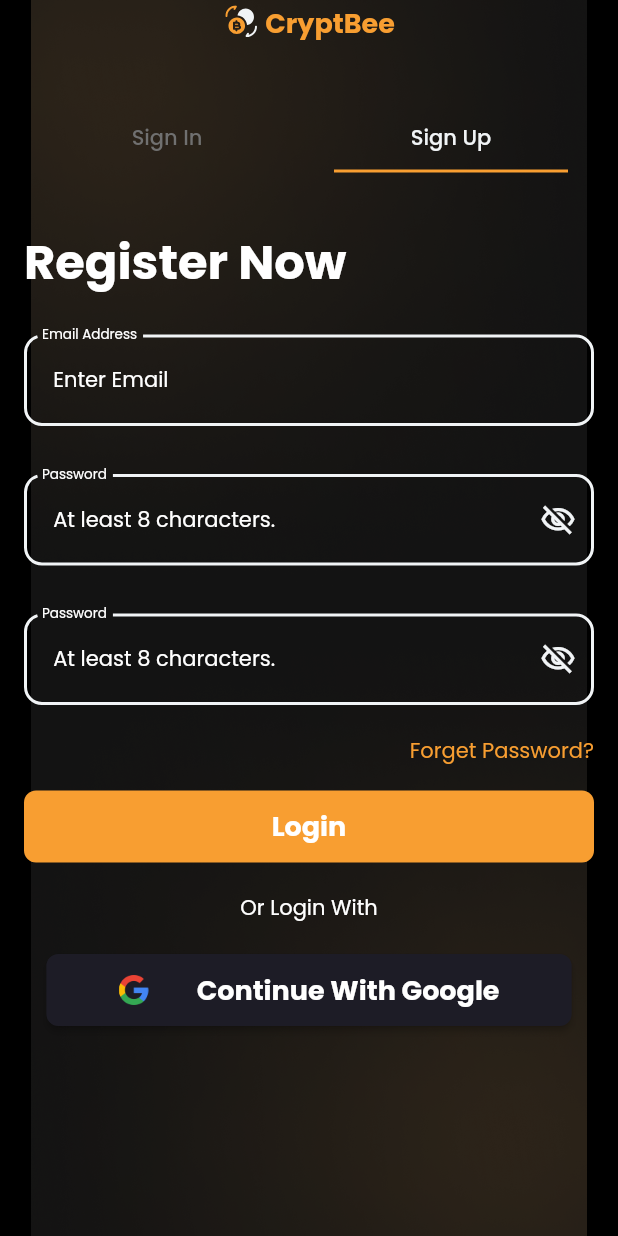
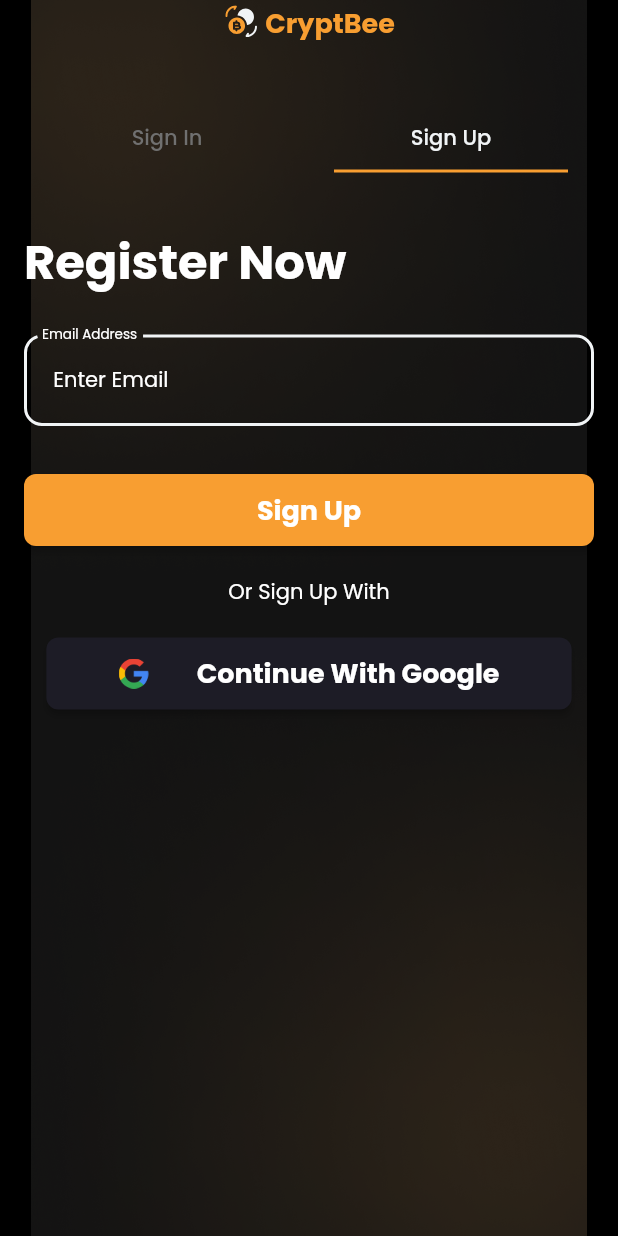
Before and after one commit to vaidic-dodwani/CryptbeeApp, a Flutter app: the SignInPage screen opened by its route, after a tap on "Sign Up", on a phone screen of 412 x 824 dp. Run offline on Flutter 3.47's test engine with Material 2 defaults, Android fonts, the phone set to English and light mode, and no system bars; our stand-ins replace flutter_riverpod, flutter_svg, go_router.

Commit message:
Added Validations For Sign Up Page

```diff
--- a/lib/Screens/SignInPage.dart
+++ b/lib/Screens/SignInPage.dart
@@ -1,6 +1,3 @@
-import 'dart:developer';
-import 'dart:isolate';
-
 import 'package:cryptbee/Utilities/Riverpod/riverpod_variables.dart';
 import 'package:cryptbee/Utilities/SignInUpTabs.dart';
 import 'package:cryptbee/Utilities/forgetPasswordButton.dart';
@@ -73,11 +70,9 @@
                 const ForgetPasswordButton(),
                 const SizedBox(height: 16),
                 logInButton(
+                  text: "Login",
                   loaderProvider: signInButtonLoaderProvider,
                   function: () async {
-                    log("emailError msg =\"$emailErrorMsg\"");
-                    log("passError msg =\"$passErrorMsg\"");
-
                     if (emailErrorMsg == " " && passErrorMsg == " ") {
                       signInButtonLoaderNotifier.toggle();
                       Future.delayed(const Duration(milliseconds: 500), () {
--- a/lib/Screens/SignUpPage.dart
+++ b/lib/Screens/SignUpPage.dart
@@ -1,36 +1,36 @@
+import 'package:cryptbee/Utilities/Riverpod/riverpod_variables.dart';
+import 'package:cryptbee/Utilities/formErrors.dart';
 import 'package:cryptbee/Utilities/passwordTextArea.dart';
 import 'package:cryptbee/Utilities/emailTextArea.dart';
 import 'package:flutter/material.dart';
+import 'package:flutter_riverpod/flutter_riverpod.dart';
 import '../Utilities/SignInUpTabs.dart';
 import '../Utilities/authHeading.dart';
-import '../Utilities/forgetPasswordButton.dart';
 import '../Utilities/logInButton.dart';
 import '../Utilities/logoWithName.dart';
 import '../Utilities/oAuthButton.dart';
 
-class SignUpPage extends StatefulWidget {
+class SignUpPage extends ConsumerStatefulWidget {
   const SignUpPage({super.key});
 
   @override
-  State<SignUpPage> createState() => _SignUpPageState();
+  ConsumerState<ConsumerStatefulWidget> createState() => _SignUpPageState();
 }
 
-class _SignUpPageState extends State<SignUpPage> {
+class _SignUpPageState extends ConsumerState<SignUpPage> {
   EmailTextArea emailField = EmailTextArea(
     labelText: "Email Address",
     hintText: "  Enter Email",
+    emailErrorNotifier: signUpEmailErrorNotifer,
   );
-  PasswordTextArea passwordField = PasswordTextArea(
-    labelText: "Password",
-    hintText: "  At least 8 characters.",
-  );
-  PasswordTextArea confirmPasswordField = PasswordTextArea(
-    labelText: "Password",
-    hintText: "  At least 8 characters.",
+  ErrorLines emailError = ErrorLines(
+    errorProvider: signUpEmailErrorProvider,
   );
   @override
   Widget build(BuildContext context) {
     final size = MediaQuery.of(context).size;
+    final emailErrorMsg = ref.watch(signUpEmailErrorProvider);
+
     return SafeArea(
       child: Scaffold(
         backgroundColor: Colors.black,
@@ -52,16 +52,23 @@
                 authHeading("Register Now"),
                 const SizedBox(height: 24),
                 emailField,
-                const SizedBox(height: 32),
-                passwordField,
-                const SizedBox(height: 32),
-                confirmPasswordField,
+                const SizedBox(height: 4),
+                emailError,
+                const SizedBox(height: 12),
+                logInButton(
+                  text: "Sign Up",
+                  loaderProvider: signUpEmailButtonLoaderProvider,
+                  function: () async {
+                    if (emailErrorMsg == " ") {
+                      signUpEmailButtonLoaderNotifier.toggle();
+                      Future.delayed(const Duration(milliseconds: 500), () {
+                        signUpEmailButtonLoaderNotifier.toggle();
+                      });
+                    }
+                  },
+                ),
                 const SizedBox(height: 20),
-                const ForgetPasswordButton(),
-                const SizedBox(height: 16),
-                logInButton(),
-                const SizedBox(height: 20),
-                authCenterText("Or Login With"),
+                authCenterText("Or Sign Up With"),
                 const SizedBox(height: 20),
                 const OAuthButton(),
               ],
--- a/lib/Utilities/Riverpod/riverpod_variables.dart
+++ b/lib/Utilities/Riverpod/riverpod_variables.dart
@@ -1,6 +1,7 @@
 import 'package:cryptbee/Utilities/Riverpod/riverpod_classes.dart';
 import 'package:flutter_riverpod/flutter_riverpod.dart';
 
+//  SIGN IN PAGE
 final signInEmailErrorNotifer = EmailErrorNotifier();
 
 final signInEmailErrorProvider =
@@ -19,3 +20,18 @@
     StateNotifierProvider<buttonLoaderNotifier, bool>((ref) {
   return signInButtonLoaderNotifier;
 });
+
+// SIGN UP
+
+final signUpEmailErrorNotifer = EmailErrorNotifier();
+
+final signUpEmailErrorProvider =
+    StateNotifierProvider<EmailErrorNotifier, String>(
+        (ref) => signUpEmailErrorNotifer);
+
+final signUpEmailButtonLoaderNotifier = buttonLoaderNotifier();
+
+final signUpEmailButtonLoaderProvider =
+    StateNotifierProvider<buttonLoaderNotifier, bool>((ref) {
+  return signUpEmailButtonLoaderNotifier;
+});
--- a/lib/Utilities/logInButton.dart
+++ b/lib/Utilities/logInButton.dart
@@ -5,11 +5,13 @@
 import 'Riverpod/riverpod_classes.dart';
 
 class logInButton extends ConsumerWidget {
+  String text;
   void Function()? function;
   StateNotifierProvider<buttonLoaderNotifier, bool>? loaderProvider;
   bool isloading = false;
 
-  logInButton({super.key, this.function, this.loaderProvider});
+  logInButton(
+      {super.key, required this.text, this.function, this.loaderProvider});
 
   @override
   Widget build(BuildContext context, WidgetRef ref) {
@@ -32,7 +34,7 @@
                     ),
                   ),
                   child: Text(
-                    "Login",
+                    text,
                     style: titleMedium(),
                   )),
             ),
```
